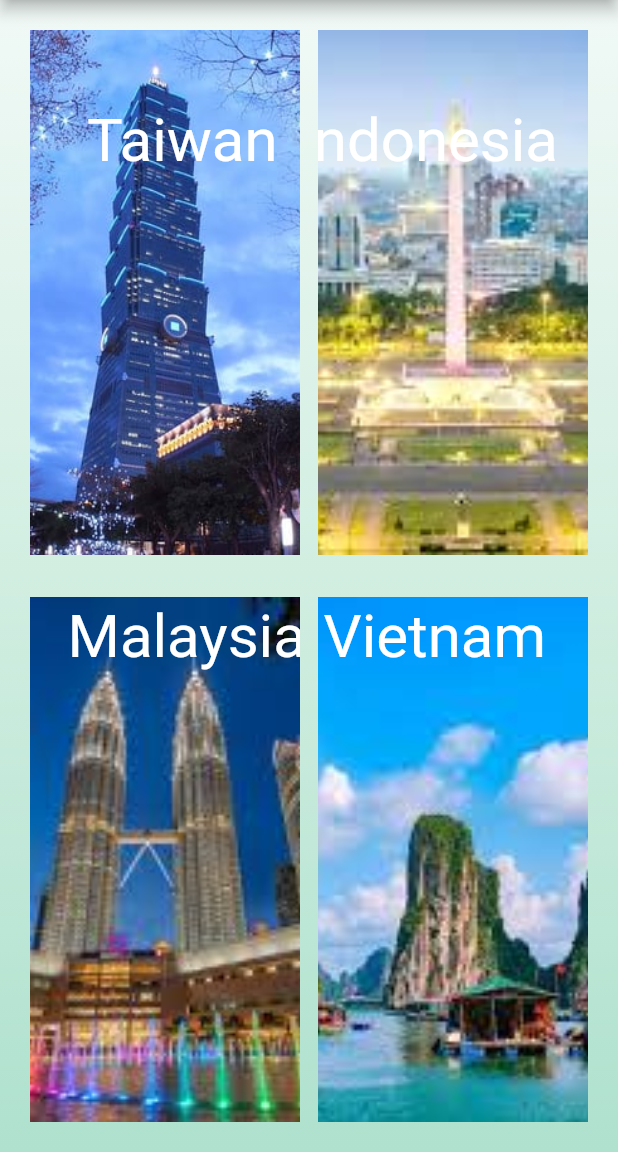
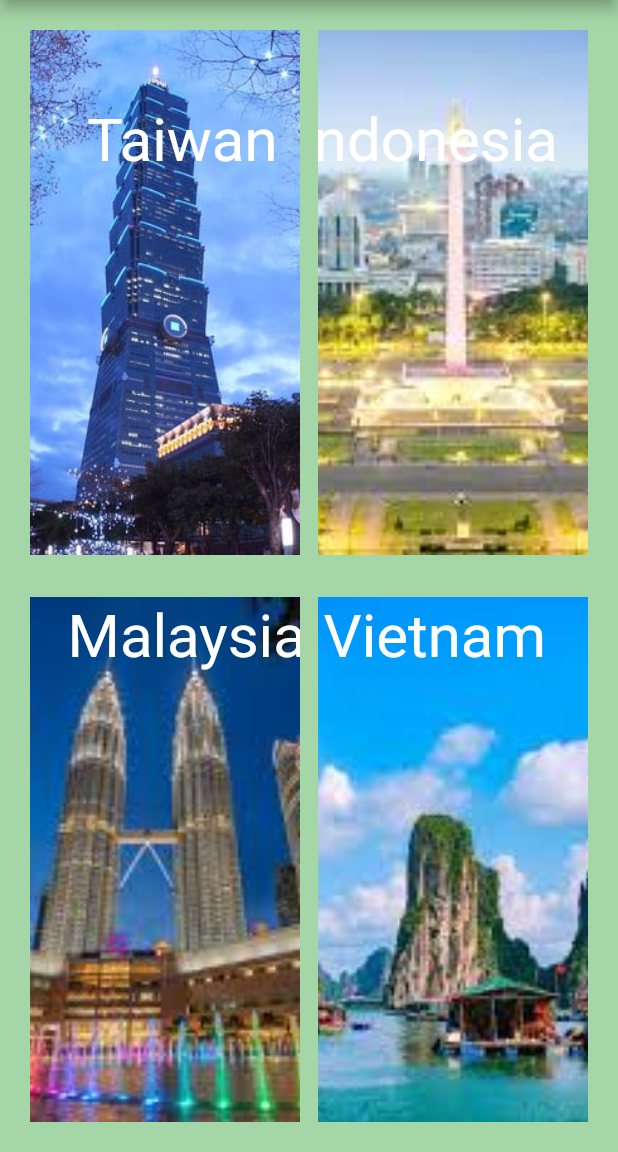
Before and after one commit to StevenX1907/TravelTrip, a Flutter app: the HomeScreen screen opened directly, in the side drawer, after a tap on "Taiwan", on a phone screen of 412 x 824 dp, the part 84-1236 px from its top. Run offline on Flutter 3.47's test engine with Material 2 defaults, Android fonts, the light colour scheme and no system bars; our stand-ins replace country_code_picker, firebase_auth, firebase_core; missing offline and left inert: flutter_emoji; accounts and stored records are empty; network calls fail; statements that could not run were skipped.

Commit message:
update background color

```diff
--- a/lib/reusable_widgets/side_menu.dart
+++ b/lib/reusable_widgets/side_menu.dart
@@ -24,6 +24,7 @@ class NavDrawer extends StatelessWidget {
   const NavDrawer({super.key});
   @override
   Widget build(BuildContext context) {
+    bool isDarkMode = false;
     final darkModeProvider = Provider.of<DarkModeExample>(context);
     final isDarkMode = darkModeProvider.isDarkMode;
     return Drawer(
@@ -32,7 +33,6 @@ class NavDrawer extends StatelessWidget {
         children: <Widget>[
           DrawerHeader(
             decoration: const BoxDecoration(
-                color: Colors.green
             ),
             child: Column(
               crossAxisAlignment: CrossAxisAlignment.start,
--- a/lib/screens/home_screen.dart
+++ b/lib/screens/home_screen.dart
@@ -37,12 +37,13 @@ class _HomeScreenState extends State<HomeScreen> {
       body: Container(
         width: MediaQuery.of(context).size.width,
         height: MediaQuery.of(context).size.height,
-        decoration: BoxDecoration(
-            gradient: LinearGradient(colors: [
-              hexStringToColor("F1F9F6"),
-              hexStringToColor("D1EEE1"),
-              hexStringToColor("AFE1CE")
-            ], begin: Alignment.topCenter, end: Alignment.bottomCenter)),
+        color: isDarkMode ? Colors.black38 : Colors.green[200],
+        // decoration: BoxDecoration(
+        //     gradient: LinearGradient(colors: [
+        //       hexStringToColor("F1F9F6"),
+        //       hexStringToColor("D1EEE1"),
+        //       hexStringToColor("AFE1CE")
+        //     ], begin: Alignment.topCenter, end: Alignment.bottomCenter)),
         child: Stack(
           children: [
             Positioned(
```
Also changed, not shown: lib/main.dart (+0 -9 lines).
